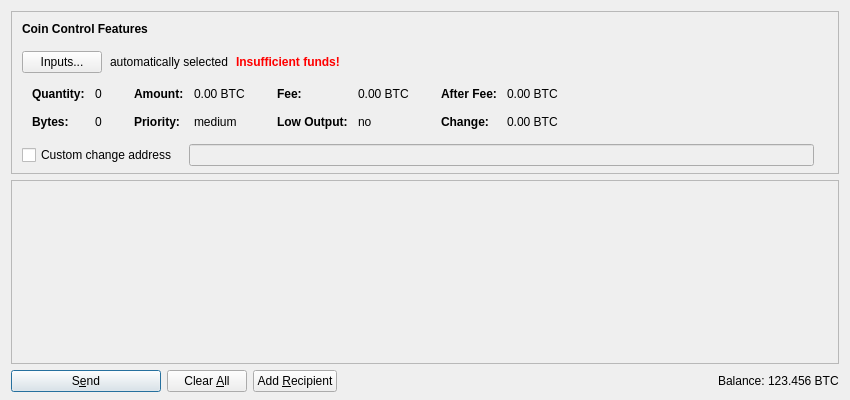
fourty2/sinertaler, file src/qt/forms/sendcoinsdialog.ui: the form before one commit.
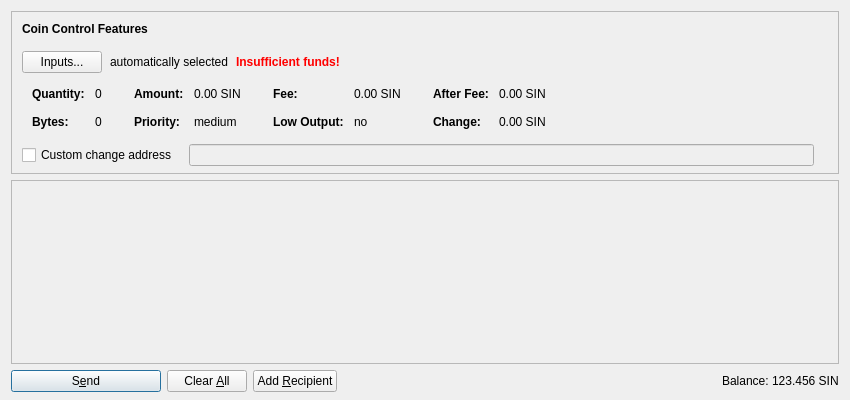
The form after the commit. Icons and pictures are not drawn. Custom widgets are drawn as their Qt base class.

Patch:
```diff
--- a/src/qt/forms/sendcoinsdialog.ui
+++ b/src/qt/forms/sendcoinsdialog.ui
@@ -321,7 +321,7 @@
                   <enum>Qt::ActionsContextMenu</enum>
                  </property>
                  <property name="text">
-                  <string notr="true">0.00 BTC</string>
+                  <string notr="true">0.00 SIN</string>
                  </property>
                  <property name="textInteractionFlags">
                   <set>Qt::LinksAccessibleByMouse|Qt::TextSelectableByKeyboard|Qt::TextSelectableByMouse</set>
@@ -401,7 +401,7 @@
                   <enum>Qt::ActionsContextMenu</enum>
                  </property>
                  <property name="text">
-                  <string notr="true">0.00 BTC</string>
+                  <string notr="true">0.00 SIN</string>
                  </property>
                  <property name="textInteractionFlags">
                   <set>Qt::LinksAccessibleByMouse|Qt::TextSelectableByKeyboard|Qt::TextSelectableByMouse</set>
@@ -481,7 +481,7 @@
                   <enum>Qt::ActionsContextMenu</enum>
                  </property>
                  <property name="text">
-                  <string notr="true">0.00 BTC</string>
+                  <string notr="true">0.00 SIN</string>
                  </property>
                  <property name="textInteractionFlags">
                   <set>Qt::LinksAccessibleByMouse|Qt::TextSelectableByKeyboard|Qt::TextSelectableByMouse</set>
@@ -510,7 +510,7 @@
                   <enum>Qt::ActionsContextMenu</enum>
                  </property>
                  <property name="text">
-                  <string notr="true">0.00 BTC</string>
+                  <string notr="true">0.00 SIN</string>
                  </property>
                  <property name="textInteractionFlags">
                   <set>Qt::LinksAccessibleByMouse|Qt::TextSelectableByKeyboard|Qt::TextSelectableByMouse</set>
@@ -753,7 +753,7 @@
           <cursorShape>IBeamCursor</cursorShape>
          </property>
          <property name="text">
-          <string notr="true">123.456 BTC</string>
+          <string notr="true">123.456 SIN</string>
          </property>
          <property name="textInteractionFlags">
           <set>Qt::LinksAccessibleByMouse|Qt::TextSelectableByKeyboard|Qt::TextSelectableByMouse</set>
```
Left out of the diff: 8 changed lines with no effect on the pictures.
